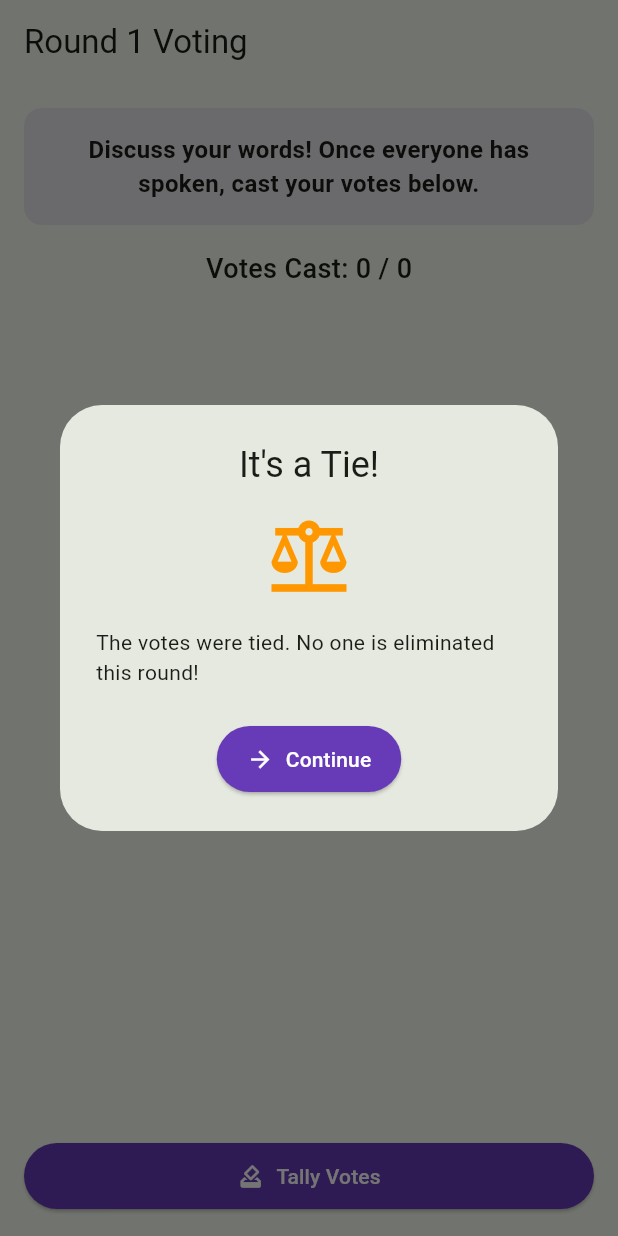
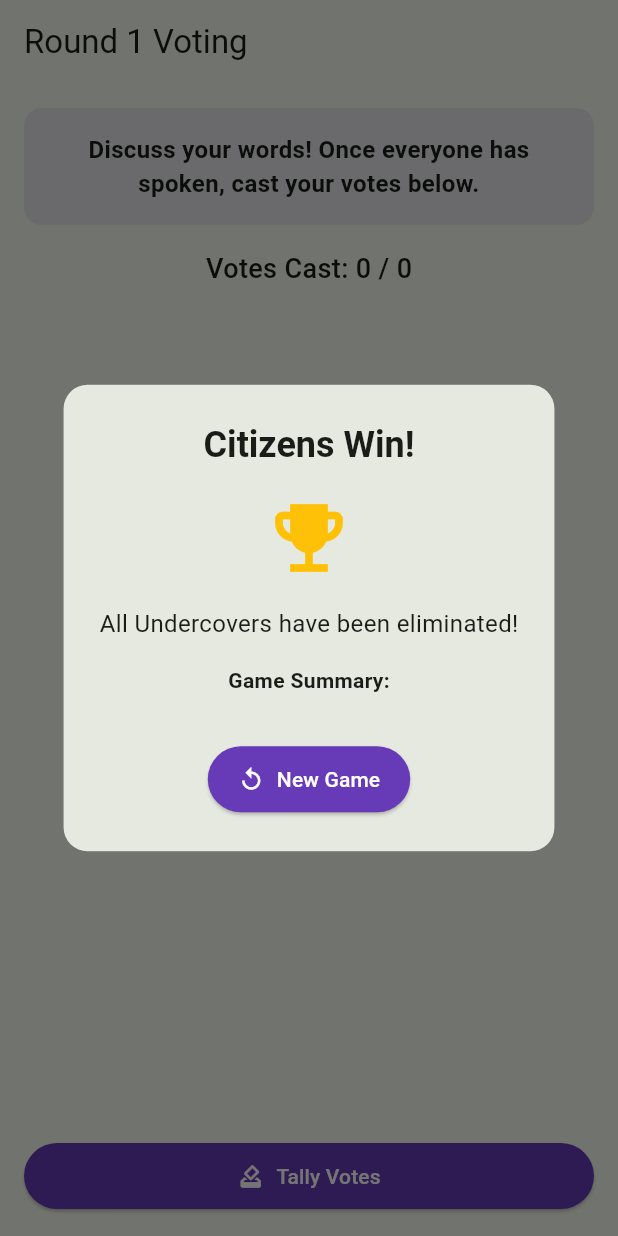
Before and after one commit to Nakagawadesu/fisofi_tech_challenge, a Flutter app: the VotingScreen screen opened directly with empty values, after a tap on "Tally Votes", on a phone screen of 412 x 824 dp. Run offline on Flutter 3.47's test engine with Material 3 defaults, Android fonts, the phone set to English and light mode, and no system bars.

Commit message:
Implement win condition logic and result dialog for voting outcomes

```diff
--- a/lib/controllers/game_session_controller.dart
+++ b/lib/controllers/game_session_controller.dart
@@ -2,23 +2,19 @@ import 'package:flutter/material.dart';
 import '../models/player.dart';
 import '../models/game_session.dart';
 
+enum GameWinner { none, citizens, undercovers }
+
 class GameSessionController extends ChangeNotifier {
   final GameSession session;
-
-  // The temporary state map
   Map<Player, int> votes = {};
 
   GameSessionController(this.session) {
     _initializeVotes();
   }
 
-  // Gets the total number of votes currently cast
   int get totalVotesCast => votes.values.fold(0, (sum, count) => sum + count);
-
-  // Checks if everyone has voted
   bool get allVotesCast => totalVotesCast == session.activePlayers.length;
 
-  // Resets the map for a new round
   void _initializeVotes() {
     votes.clear();
     for (var player in session.activePlayers) {
@@ -41,7 +37,6 @@ class GameSessionController extends ChangeNotifier {
     }
   }
 
-  // Returns the eliminated player, or null if it was a tie.
   Player? tallyVotesAndEliminate() {
     int maxVotes = 0;
     Player? eliminatedPlayer;
@@ -51,21 +46,38 @@ class GameSessionController extends ChangeNotifier {
       if (voteCount > maxVotes) {
         maxVotes = voteCount;
         eliminatedPlayer = player;
-        isTie = false; // Reset tie flag if we found a new highest
+        isTie = false;
       } else if (voteCount == maxVotes && maxVotes > 0) {
-        isTie = true; // Two people have the same highest votes
+        isTie = true;
       }
     });
 
     if (isTie || eliminatedPlayer == null) {
-      return null; // Nobody is eliminated
+      return null;
     } else {
-      eliminatedPlayer!.isEliminated = true; // Mark them dead!
+      eliminatedPlayer!.isEliminated = true;
       return eliminatedPlayer;
     }
   }
 
-  // Call this to move to the next round if the game isn't over
+  //  Win Condition Logic
+  GameWinner checkWinCondition() {
+    //Rule 1: Citizens win if the Undercover is eliminated
+    if (session.activeUndercovers == 0) {
+      return GameWinner.citizens;
+    }
+    //Rule 2: Undercover wins if only two players remain (the Undercover and one Citizen)
+    // (Plus the safety net for multiple undercovers)
+    else if ((session.totalActivePlayers == 2 &&
+            session.activeUndercovers == 1) ||
+        session.activeUndercovers >= session.activeCitizens) {
+      return GameWinner.undercovers;
+    }
+
+    //No win condition met yet, keep playing!
+    return GameWinner.none;
+  }
+
   void startNextRound() {
     session.roundNumber++;
     _initializeVotes();
--- a/lib/models/game_session.dart
+++ b/lib/models/game_session.dart
@@ -1,4 +1,4 @@
-import 'package:fisofi_tech_challenge/models/player.dart';
+import 'player.dart';
 
 class GameSession {
   final List<Player> players;
@@ -6,7 +6,14 @@ class GameSession {
 
   GameSession({required this.players, this.roundNumber = 1});
 
-  // A handy getter that only returns players who are still alive
   List<Player> get activePlayers =>
       players.where((player) => !player.isEliminated).toList();
+
+  int get totalActivePlayers => activePlayers.length;
+
+  int get activeUndercovers =>
+      activePlayers.where((player) => player.role == Role.undercover).length;
+
+  int get activeCitizens =>
+      activePlayers.where((player) => player.role == Role.citizen).length;
 }
--- a/lib/screens/voting_screen.dart
+++ b/lib/screens/voting_screen.dart
@@ -1,3 +1,5 @@
+import 'package:fisofi_tech_challenge/screens/player_setup_screen.dart';
+import 'package:fisofi_tech_challenge/widgets/game_result_dialog.dart';
 import 'package:flutter/material.dart';
 import '../models/player.dart';
 import '../models/game_session.dart';
@@ -28,33 +30,102 @@ class _VotingScreenState extends State<VotingScreen> {
     super.dispose();
   }
 
-  // --- THE RESULT POPUP ---
   void _showResultDialog(Player? eliminatedPlayer) {
+    // 1. Check if the game is over!
+    final winner = _controller.checkWinCondition();
+
     showDialog(
       context: context,
       barrierDismissible: false, // Force them to click a button
       builder: (BuildContext context) {
-        return AlertDialog(
-          title: Text(
-            eliminatedPlayer == null ? 'It\'s a Tie!' : 'Player Eliminated',
+        // SCENARIO A: GAME OVER
+        if (winner != GameWinner.none) {
+          final isCitizensWin = winner == GameWinner.citizens;
+
+          return GameResultDialog(
+            title: isCitizensWin ? 'Citizens Win!' : 'Undercovers Win!',
+            icon: Icons.emoji_events,
+            iconColor: Colors.amber,
+            content: Column(
+              children: [
+                Text(
+                  isCitizensWin
+                      ? 'All Undercovers have been eliminated!'
+                      : 'The Undercovers have taken over!',
+                  textAlign: TextAlign.center,
+                  style: const TextStyle(fontSize: 16),
+                ),
+                const SizedBox(height: 16),
+                const Text(
+                  'Game Summary:',
+                  style: TextStyle(fontWeight: FontWeight.bold),
+                ),
+                const SizedBox(height: 8),
+                // A compact list of everyone's true identities
+                ..._controller.session.players.map(
+                  (p) => Text(
+                    '${p.name}: ${p.role.name.toUpperCase()} (${p.secretWord})',
+                    style: TextStyle(
+                      color: p.role == Role.undercover
+                          ? Colors.red
+                          : Colors.green,
+                      decoration: p.isEliminated
+                          ? TextDecoration.lineThrough
+                          : null,
+                    ),
+                  ),
+                ),
+              ],
+            ),
+            actions: [
+              PrimaryButton(
+                text: 'New Game',
+                icon: Icons.replay,
+                onPressed: () {
+                  // This completely flushes the routing stack and starts fresh!
+                  Navigator.pushAndRemoveUntil(
+                    context,
+                    MaterialPageRoute(
+                      builder: (context) => const PlayerSetupScreen(),
+                    ),
+                    (Route<dynamic> route) => false,
+                  );
+                },
+              ),
+            ],
+          );
+        }
+
+        // SCENARIO B: NO WINNER YET - IT WAS A TIE
+        if (eliminatedPlayer == null) {
+          return GameResultDialog(
+            title: 'It\'s a Tie!',
+            icon: Icons.balance,
+            iconColor: Colors.orange,
+            content: const Text(
+              'The votes were tied. No one is eliminated this round!',
               textAlign: TextAlign.center,
             ),
+            actions: [
+              PrimaryButton(
+                text: 'Next Round',
+                icon: Icons.arrow_forward,
+                onPressed: () {
+                  Navigator.pop(context);
+                  _controller.startNextRound();
+                },
+              ),
+            ],
+          );
+        }
+
+        // SCENARIO C: NO WINNER YET - SOMEONE WAS ELIMINATED
+        return GameResultDialog(
+          title: 'Player Eliminated',
+          icon: Icons.person_remove,
+          iconColor: Colors.redAccent,
           content: Column(
-            mainAxisSize: MainAxisSize.min,
             children: [
-              if (eliminatedPlayer == null) ...[
-                const Icon(Icons.balance, size: 60, color: Colors.orange),
-                const SizedBox(height: 16),
-                const Text(
-                  'The votes were tied. No one is eliminated this round!',
-                ),
-              ] else ...[
-                const Icon(
-                  Icons.person_remove,
-                  size: 60,
-                  color: Colors.redAccent,
-                ),
-                const SizedBox(height: 16),
               Text(
                 eliminatedPlayer.name,
                 style: const TextStyle(
@@ -67,19 +138,15 @@ class _VotingScreenState extends State<VotingScreen> {
                 'Their role was: ${eliminatedPlayer.role.name.toUpperCase()}',
               ),
             ],
-            ],
           ),
           actions: [
-            Center(
-              child: PrimaryButton(
-                text: 'Continue',
+            PrimaryButton(
+              text: 'Next Round',
               icon: Icons.arrow_forward,
               onPressed: () {
-                  Navigator.pop(context); // Close dialog
-                  // TODO: Check Win Condition here!
-                  _controller.startNextRound(); // Temp logic to keep playing
+                Navigator.pop(context);
+                _controller.startNextRound();
               },
-              ),
             ),
           ],
         );
--- /dev/null
+++ b/lib/widgets/game_result_dialog.dart
@@ -0,0 +1,40 @@
+import 'package:flutter/material.dart';
+
+class GameResultDialog extends StatelessWidget {
+  final String title;
+  final IconData icon;
+  final Color iconColor;
+  final Widget content;
+  final List<Widget> actions;
+
+  const GameResultDialog({
+    super.key,
+    required this.title,
+    required this.icon,
+    required this.iconColor,
+    required this.content,
+    required this.actions,
+  });
+
+  @override
+  Widget build(BuildContext context) {
+    return AlertDialog(
+      shape: RoundedRectangleBorder(borderRadius: BorderRadius.circular(16)),
+      title: Text(
+        title,
+        textAlign: TextAlign.center,
+        style: const TextStyle(fontWeight: FontWeight.bold),
+      ),
+      content: Column(
+        mainAxisSize: MainAxisSize.min,
+        children: [
+          Icon(icon, size: 60, color: iconColor),
+          const SizedBox(height: 16),
+          content, // The dynamic content injected from the screen
+        ],
+      ),
+      actionsAlignment: MainAxisAlignment.center,
+      actions: actions, // The dynamic buttons injected from the screen
+    );
+  }
+}
```
Lines whose indentation alone changed are shown as unchanged.
